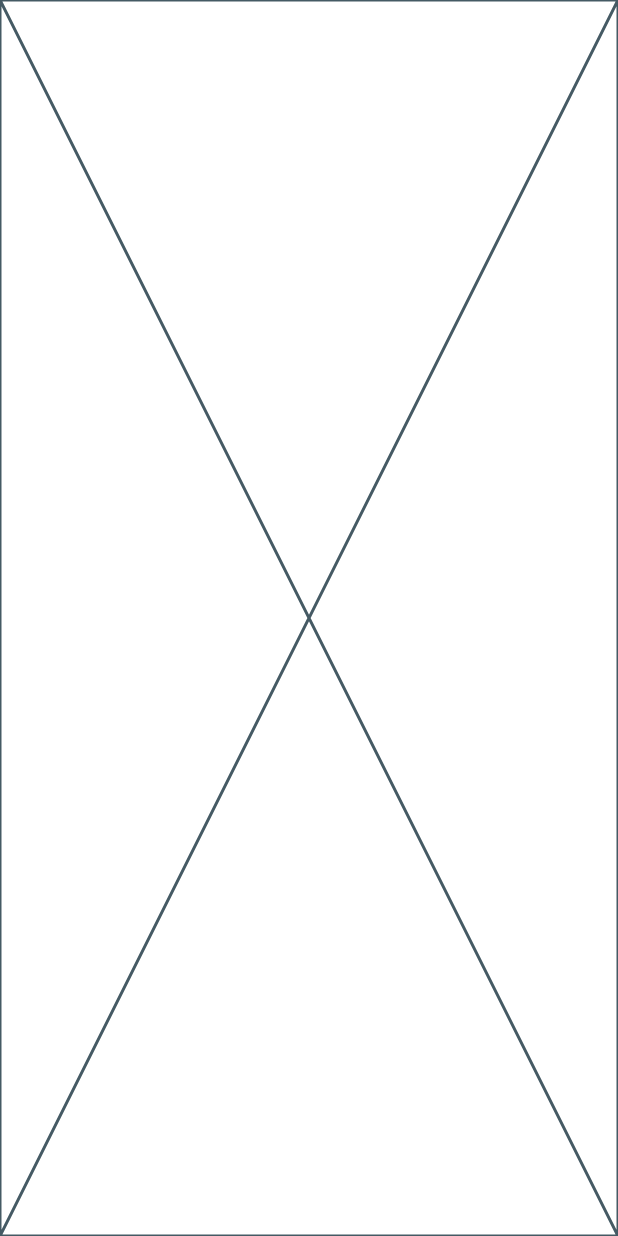
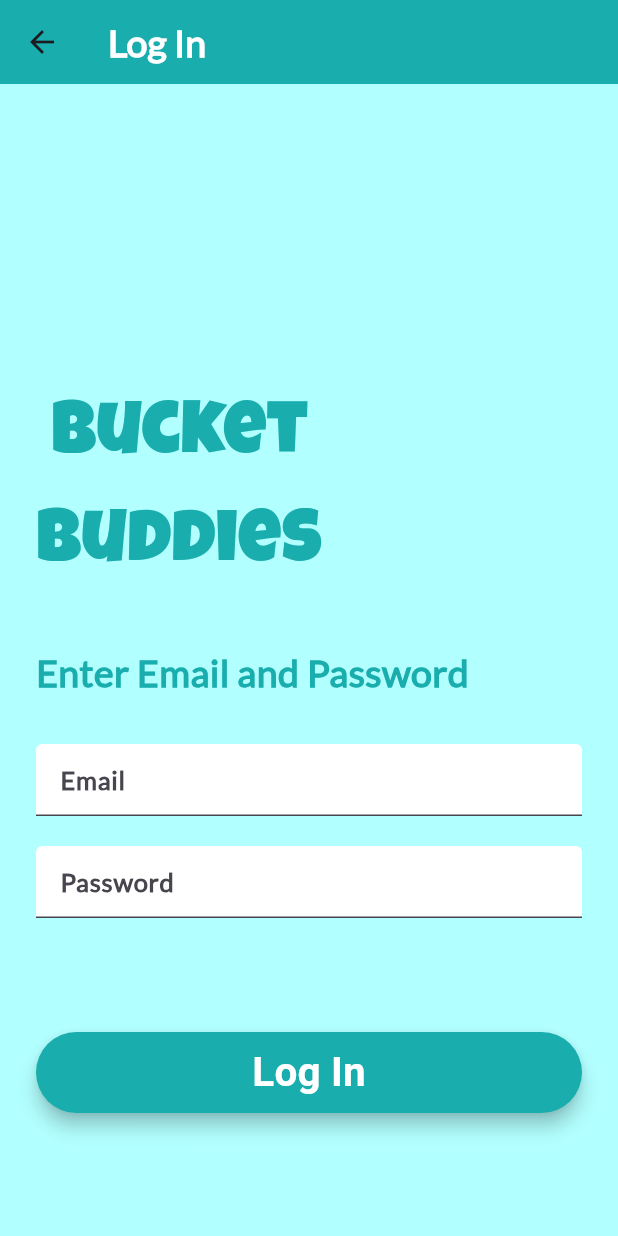
Before and after one commit to acm-projects/Bucket-Buddies, a Flutter app: the screen it shows after launch, after a tap on "Log In", on a phone screen of 412 x 824 dp. Run offline on Flutter 3.47's test engine with Material 3 defaults, Android fonts, the light colour scheme and no system bars; Roboto replaces fonts that are missing (AcmeRegular).

Commit message:
Working welcome, signup, and login pages, may want to change specific details like fonts and colors later)

```diff
--- a/lib/login_screen.dart
+++ b/lib/login_screen.dart
@@ -1,3 +1,4 @@
+import 'package:bucket_buddies_frontend/home_screen.dart';
 import 'package:flutter/material.dart';
 
 
@@ -10,8 +11,132 @@ class  LoginScreen extends StatefulWidget {
 }
 
 class _LoginScreenState extends State<LoginScreen> {
+
+  String enteredEmail = '';
+  String enteredPassword = '';
+
   @override
   Widget build(BuildContext context) {
-    return const Placeholder();
+    return Scaffold(
+      //backgroundColor: Color(0xFF083939),
+      backgroundColor: Color(0xffb2ffff),
+      appBar: AppBar(
+        title: Text('Log In'),
+        titleTextStyle: TextStyle(
+          fontWeight: FontWeight.bold,
+          fontFamily: 'LatoRegular',
+          fontSize: 25.0,
+        ),
+        backgroundColor: Color(0xFF19ADAD),
+      ),
+      body: Padding(
+        padding: EdgeInsets.symmetric(horizontal: 24.0),
+        child: Column(
+          mainAxisAlignment: MainAxisAlignment.start,
+          crossAxisAlignment: CrossAxisAlignment.stretch,
+          children: [
+            SizedBox(
+              height: 200.0,
+            ),
+            Text(
+              ' Bucket Buddies',
+              style: TextStyle(
+                color: Color(0xFF19ADAD),
+                fontFamily: 'LuckiestGuy',
+                fontSize: 50.0,
+              ),
+            ),
+            SizedBox(
+              height: 30.0,
+            ),
+            Text(
+              'Enter Email and Password',
+              style: TextStyle(
+                color: Color(0xFF19ADAD),
+                fontFamily: 'LatoRegular',
+                fontSize: 25.0,
+                fontWeight: FontWeight.bold,
+              ),
+            ),
+            SizedBox(
+              height: 30.0,
+            ),
+            TextField(
+              style: TextStyle(
+                color: Color(0xFF083939),
+              ),
+              decoration: InputDecoration(
+                //might want to create InputDecoartion as a constant later on to modularize code
+                filled: true,
+                fillColor: Colors.white,
+                hintText: 'Email',
+                hintStyle: TextStyle(
+                  fontWeight: FontWeight.bold,
+                  fontFamily: 'LatoRegular',
+                  fontSize: 17.0,
+                ),
+              ),
+              onChanged: (value){
+                enteredEmail = value; //assign entered email to userEmail variable
+                //print(userEmail);
+              },
+            ),
+            SizedBox(
+              height: 20.0,
+            ),
+            TextField(
+              style: TextStyle(
+                color: Color(0xFF083939),
+              ),
+              decoration: InputDecoration(
+                //might want to craete this as a constant later on
+                filled: true,
+                fillColor: Colors.white,
+                hintText: 'Password',
+                hintStyle: TextStyle(
+                  fontWeight: FontWeight.bold,
+                  fontFamily: 'LatoRegular',
+                  fontSize: 17.0,
+                ),
+              ),
+              onChanged: (value){
+                enteredPassword = value; //assign entered password to userPassword variable
+                //print(userPassword);
+              },
+            ),
+            SizedBox(
+              height: 60.0,
+            ),
+            Padding(
+              padding: EdgeInsets.symmetric(vertical: 16.0),
+              child: Material(
+                color: Color(0xFF19ADAD),
+                borderRadius: BorderRadius.circular(30.0),
+                elevation: 5.0,
+                child: MaterialButton(
+                  onPressed: () {
+                    //Go to Home screen.
+                    Navigator.pushNamed(context, HomeScreen.id);
+                  },
+                  minWidth: 200.0,
+                  height: 42.0,
+                  child: Text(
+                    'Log In',
+                    style:
+                    TextStyle (
+                      height: 2.0,
+                      color: Colors.white,
+                      fontWeight: FontWeight.bold,
+                      fontFamily: 'AcmeRegular',
+                      fontSize: 27.0,
+                    ),
+                  ),
+                ),
+              ),
+            ),
+          ],
+        ),
+      ),
+    );
   }
 }
--- a/lib/main.dart
+++ b/lib/main.dart
@@ -1,3 +1,4 @@
+import 'package:bucket_buddies_frontend/home_screen.dart';
 import 'package:flutter/material.dart';
 import 'welcome_screen.dart';
 import 'login_screen.dart';
@@ -28,6 +29,7 @@
         WelcomeScreen.id: (context) => WelcomeScreen(),
         LoginScreen.id: (context) => LoginScreen(),
         SignUpScreen.id: (context) => SignUpScreen(),
+        HomeScreen.id: (context) => HomeScreen(),
       },
     );
   }
--- a/lib/welcome_screen.dart
+++ b/lib/welcome_screen.dart
@@ -18,7 +18,8 @@ class _WelcomeScreenState extends State<WelcomeScreen> {
   @override
   Widget build(BuildContext context) {
     return Scaffold(
-      backgroundColor: Color(0xFF083939),
+      //backgroundColor: Color(0xFF083939),
+      backgroundColor: Color(0xffb2ffff),
       body: Padding(
         padding: EdgeInsets.symmetric(horizontal: 24.0),
         child: Column(
@@ -32,7 +33,8 @@ class _WelcomeScreenState extends State<WelcomeScreen> {
             Text(
                 ' Bucket Buddies',
                 style: TextStyle(
-                  color: Colors.white,
+                  //color: Colors.white,
+                  color: Color(0xFF19ADAD),
                   fontFamily: 'LuckiestGuy',
                   fontSize: 50.0,
                 ),
```
Also changed, not shown: lib/home_screen.dart (added, +19 -0 lines), lib/signup_screen.dart (+40 -3 lines).
